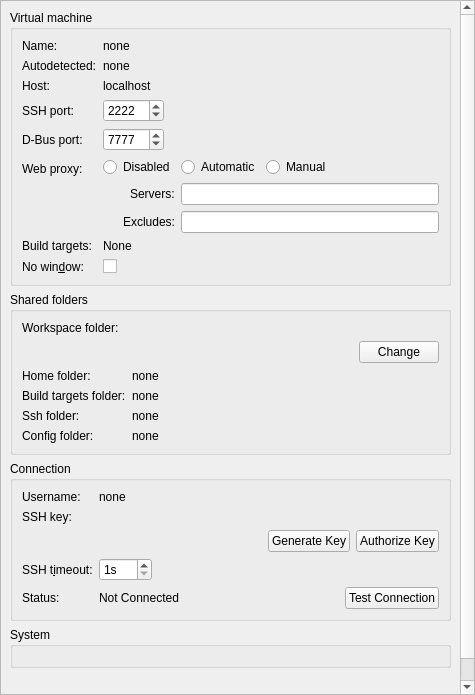
Old version of the form src/plugins/mer/merbuildenginedetailswidget.ui in the repository sailfishos/sailfish-qtcreator.
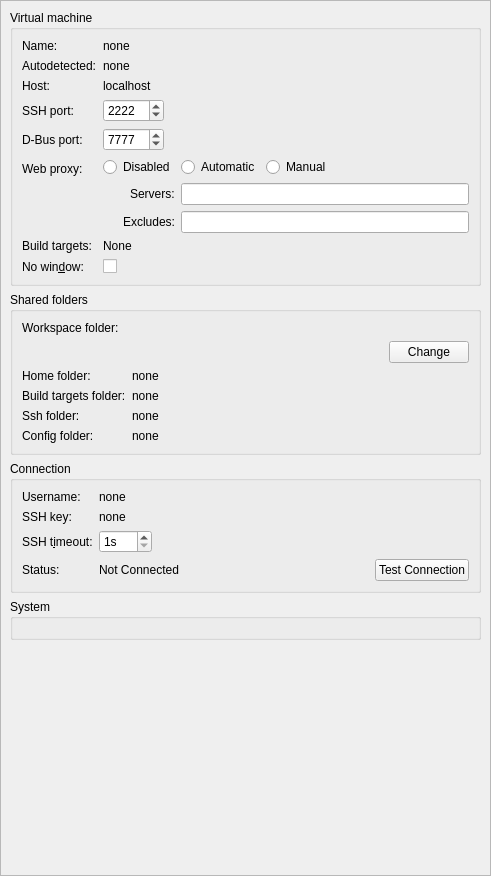
New version of the form. Custom widgets are drawn as their Qt base class.

```diff
--- a/src/plugins/mer/merbuildenginedetailswidget.ui
+++ b/src/plugins/mer/merbuildenginedetailswidget.ui
@@ -6,8 +6,8 @@
    <rect>
     <x>0</x>
     <y>0</y>
-    <width>475</width>
-    <height>695</height>
+    <width>491</width>
+    <height>876</height>
    </rect>
   </property>
   <property name="windowTitle">
@@ -42,8 +42,8 @@
        <rect>
         <x>0</x>
         <y>0</y>
-        <width>459</width>
-        <height>808</height>
+        <width>487</width>
+        <height>872</height>
        </rect>
       </property>
       <layout class="QVBoxLayout" name="scrollAreaContentsLayout">
@@ -520,47 +520,13 @@
            </widget>
           </item>
           <item row="1" column="1">
-           <widget class="Utils::PathChooser" name="privateKeyPathChooser" native="true">
-            <property name="sizePolicy">
-             <sizepolicy hsizetype="Expanding" vsizetype="Preferred">
-              <horstretch>0</horstretch>
-              <verstretch>0</verstretch>
-             </sizepolicy>
+           <widget class="QLabel" name="sshKeyLabelText">
+            <property name="text">
+             <string>none</string>
             </property>
            </widget>
           </item>
-          <item row="2" column="1">
-           <layout class="QHBoxLayout" name="sshKeyPushButtonLayout">
-            <item>
-             <spacer name="horizontalSpacer_3">
-              <property name="orientation">
-               <enum>Qt::Horizontal</enum>
-              </property>
-              <property name="sizeHint" stdset="0">
-               <size>
-                <width>40</width>
-                <height>20</height>
-               </size>
-              </property>
-             </spacer>
-            </item>
-            <item>
-             <widget class="QPushButton" name="generateSshKeyPushButton">
-              <property name="text">
-               <string>Generate Key</string>
-              </property>
-             </widget>
-            </item>
-            <item>
-             <widget class="QPushButton" name="authorizeSshKeyPushButton">
-              <property name="text">
-               <string>Authorize Key</string>
-              </property>
-             </widget>
-            </item>
-           </layout>
-          </item>
-          <item row="3" column="0">
+          <item row="2" column="0">
            <widget class="QLabel" name="sshTimeoutLabel">
             <property name="text">
              <string>SSH t&amp;imeout:</string>
@@ -570,7 +536,7 @@
             </property>
            </widget>
           </item>
-          <item row="3" column="1">
+          <item row="2" column="1">
            <widget class="QSpinBox" name="sshTimeoutSpinBox">
             <property name="sizePolicy">
              <sizepolicy hsizetype="Fixed" vsizetype="Fixed">
@@ -589,14 +555,14 @@
             </property>
            </widget>
           </item>
-          <item row="4" column="0">
+          <item row="3" column="0">
            <widget class="QLabel" name="statusLabel">
             <property name="text">
              <string>Status:</string>
             </property>
            </widget>
           </item>
-          <item row="4" column="1">
+          <item row="3" column="1">
            <layout class="QHBoxLayout" name="statusLayout">
             <item>
              <widget class="QLabel" name="statusLabelText">
```
Left out of the diff: 2 changed lines with no effect on the pictures.
